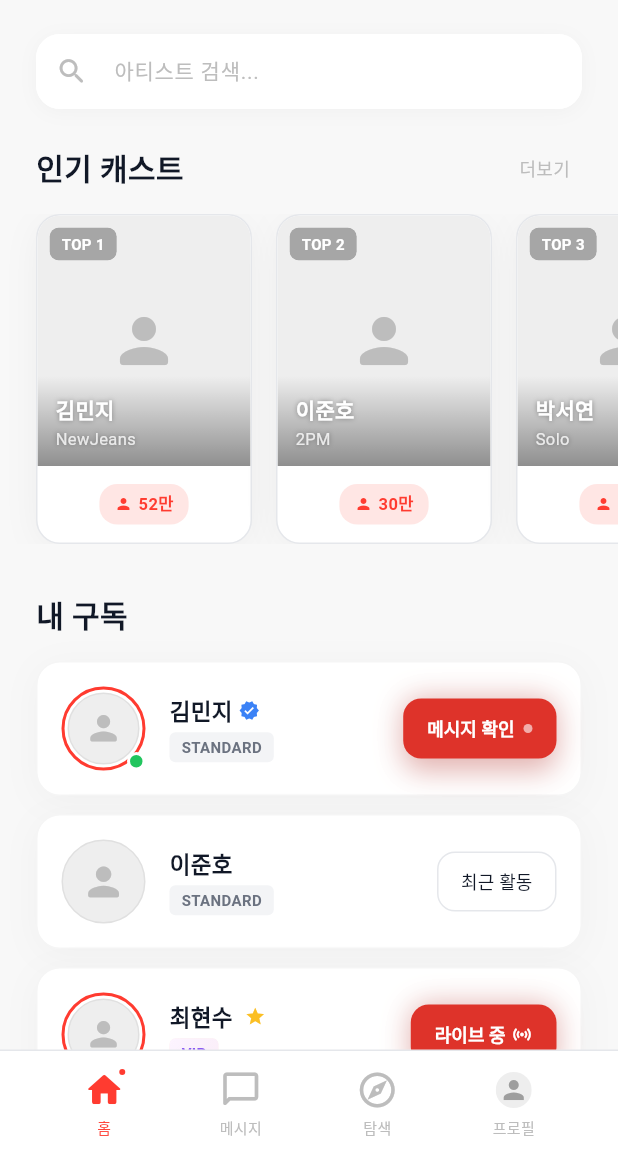
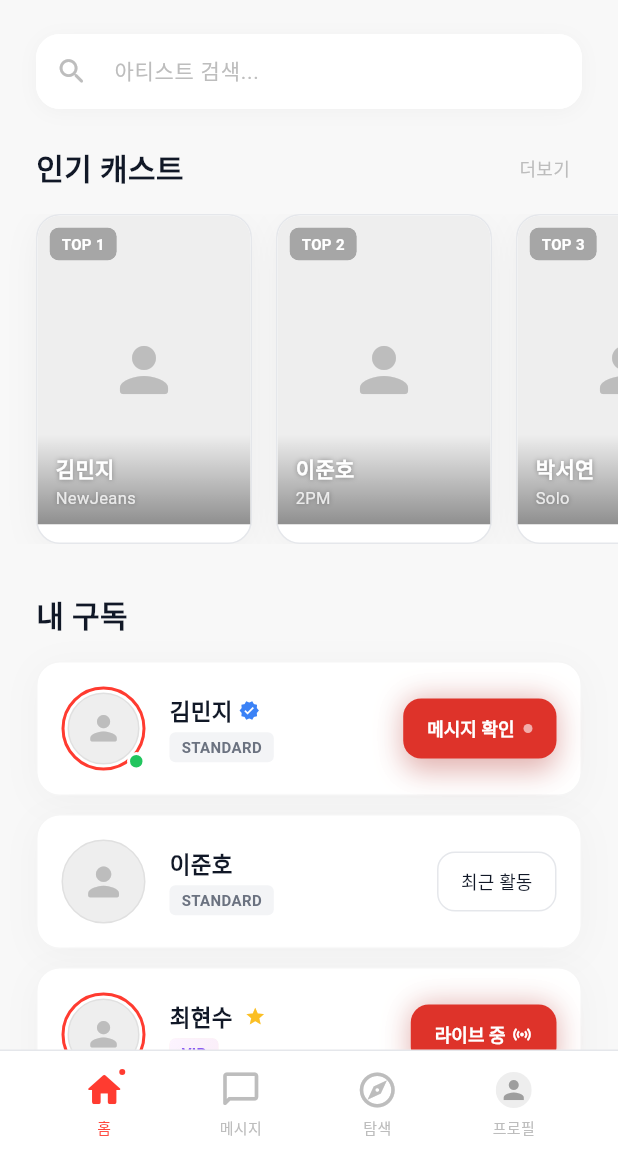
Before and after one commit to teo53/unoa-g, a Flutter app: the screen it shows after launch, on a phone screen of 412 x 824 dp, the part 86-1236 px from its top. Run offline on Flutter 3.47's test engine with Material 3 defaults, Android fonts, the phone set to English and light mode, and no system bars; our stand-ins replace cached_network_image, go_router, google_fonts; Roboto replaces fonts that are missing (Pretendard).

Commit message:
feat: UI에서 팔로워 수 표시 제거
- TrendingArtistCard에서 팔로워 수 섹션 제거
- DiscoverScreen에서 팔로워 수 표시 제거
- ArtistProfileScreen에서 팬 수 배지 제거
- 관련 테스트 케이스 제거

https://claude.ai/code/session_01X7DM7HDiNXy37HW411YDAY

```diff
--- a/lib/features/home/widgets/trending_artist_card.dart
+++ b/lib/features/home/widgets/trending_artist_card.dart
@@ -157,42 +157,8 @@ class TrendingArtistCard extends StatelessWidget {
               ),
             ),
 
-            // Bottom section with follower count
-            Padding(
-              padding: const EdgeInsets.all(12),
-              child: Row(
-                mainAxisAlignment: MainAxisAlignment.center,
-                children: [
-                  Container(
-                    padding:
-                        const EdgeInsets.symmetric(horizontal: 10, vertical: 5),
-                    decoration: BoxDecoration(
-                      color: AppColors.primarySoft,
-                      borderRadius: BorderRadius.circular(12),
-                    ),
-                    child: Row(
-                      mainAxisSize: MainAxisSize.min,
-                      children: [
-                        const Icon(
-                          Icons.person,
-                          size: 12,
-                          color: AppColors.primary,
-                        ),
-                        const SizedBox(width: 4),
-                        Text(
-                          artist.formattedFollowers,
-                          style: const TextStyle(
-                            fontSize: 11,
-                            fontWeight: FontWeight.w600,
-                            color: AppColors.primary,
-                          ),
-                        ),
-                      ],
-                    ),
-                  ),
-                ],
-              ),
-            ),
+            // Bottom padding
+            const SizedBox(height: 12),
           ],
         ),
       ),
```
Also changed, not shown: lib/features/discover/discover_screen.dart (+0 -22 lines), lib/features/profile/artist_profile_screen.dart (+1 -6 lines), 1 other file.
